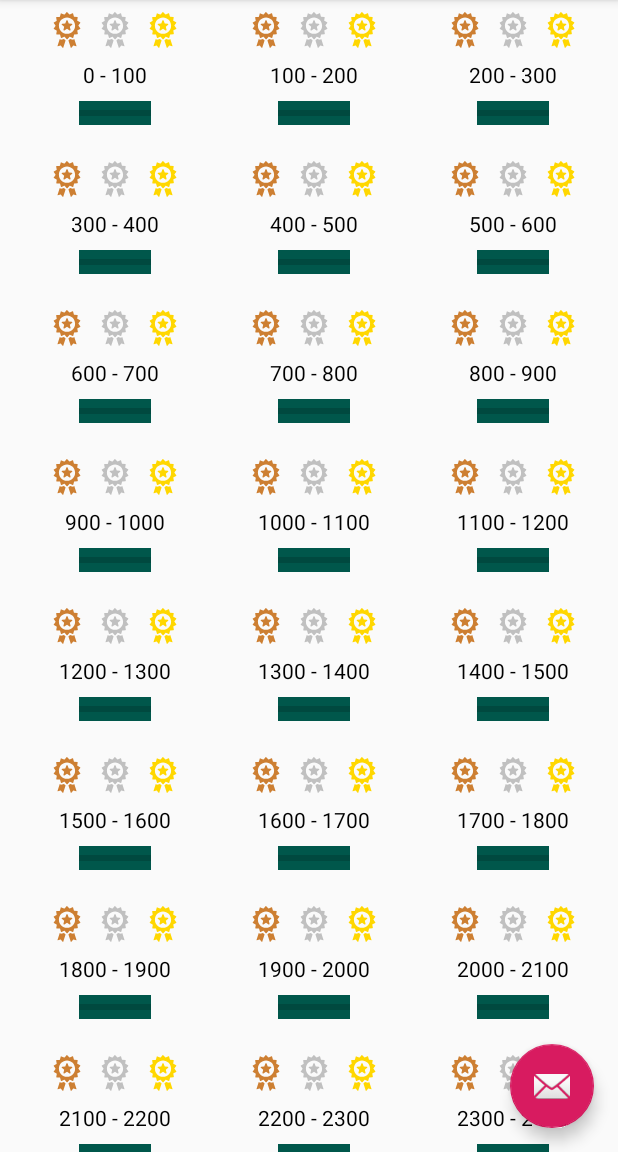
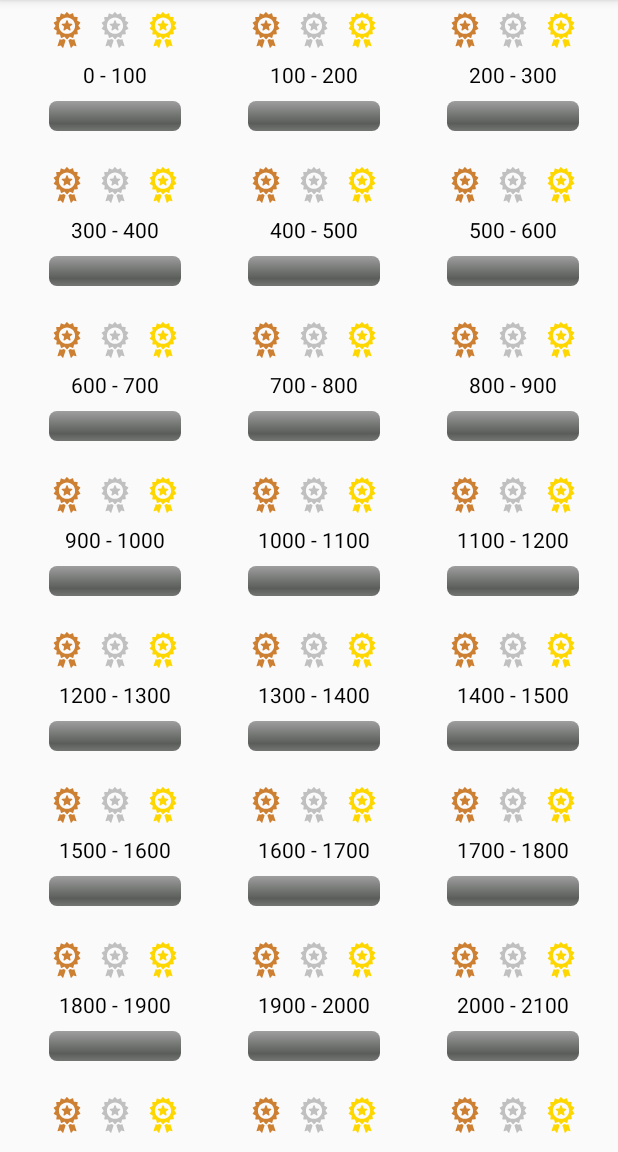
Before and after one commit to AndreyMolochko/English, an Android app: the screen it shows after launch (MainActivity), on a phone screen of 412 x 824 dp, the part 84-1236 px from its top. Run offline under Robolectric (Android 15) with nearby library versions, the phone set to English and light mode, and no system bars; our stand-ins replace ButterKnife.

Commit message:
addition styles

```diff
--- a/app/src/main/res/layout/app_bar_main.xml
+++ b/app/src/main/res/layout/app_bar_main.xml
@@ -22,12 +22,4 @@
 
     <include layout="@layout/content_main" />
 
-    <com.google.android.material.floatingactionbutton.FloatingActionButton
-        android:id="@+id/fab"
-        android:layout_width="wrap_content"
-        android:layout_height="wrap_content"
-        android:layout_gravity="bottom|end"
-        android:layout_margin="@dimen/fab_margin"
-        app:srcCompat="@android:drawable/ic_dialog_email" />
-
 </androidx.coordinatorlayout.widget.CoordinatorLayout>
--- a/app/src/main/res/layout/top_words_item_grid_view.xml
+++ b/app/src/main/res/layout/top_words_item_grid_view.xml
@@ -1,64 +1,63 @@
 <?xml version="1.0" encoding="utf-8"?>
 <androidx.constraintlayout.widget.ConstraintLayout xmlns:android="http://schemas.android.com/apk/res/android"
     xmlns:app="http://schemas.android.com/apk/res-auto"
+    android:layout_width="match_parent"
+    android:layout_height="match_parent"
     xmlns:tools="http://schemas.android.com/tools"
-    android:orientation="vertical"
-    android:layout_width="match_parent"
-    android:layout_height="match_parent">
+    android:orientation="vertical">
 
     <ImageView
         android:id="@+id/item_grid_view_bronze_medal_image_view"
-        android:layout_width="wrap_content"
-        android:layout_height="wrap_content"
-        android:layout_marginTop="8dp"
+        style="@style/StyleMedalImageView"
+        android:layout_marginTop="@dimen/top_normal_margin"
         android:tint="@color/colorBronze"
         app:layout_constraintStart_toStartOf="parent"
-        app:layout_constraintTop_toTopOf="parent"
-        app:srcCompat="@drawable/ic_medal" />
+        app:layout_constraintTop_toTopOf="parent" />
 
     <ImageView
         android:id="@+id/item_grid_view_silver_medal_image_view"
-        android:layout_width="wrap_content"
-        android:layout_height="wrap_content"
-        android:layout_marginStart="8dp"
-        android:layout_marginTop="8dp"
+        style="@style/StyleMedalImageView"
+        android:layout_marginStart="@dimen/left_half_margin"
+        android:layout_marginTop="@dimen/top_normal_margin"
         android:tint="@color/colorSilver"
         app:layout_constraintStart_toEndOf="@id/item_grid_view_bronze_medal_image_view"
-        app:layout_constraintTop_toTopOf="parent"
-        app:srcCompat="@drawable/ic_medal" />
+        app:layout_constraintTop_toTopOf="parent" />
 
     <ImageView
         android:id="@+id/item_grid_view_gold_medal_image_view"
-        android:layout_width="wrap_content"
-        android:layout_height="wrap_content"
-        android:layout_marginStart="8dp"
-        android:layout_marginTop="8dp"
+        style="@style/StyleMedalImageView"
+        android:layout_marginStart="@dimen/left_half_margin"
+        android:layout_marginTop="@dimen/top_normal_margin"
         android:tint="@color/colorGold"
         app:layout_constraintStart_toEndOf="@id/item_grid_view_silver_medal_image_view"
-        app:layout_constraintTop_toTopOf="parent"
-        app:srcCompat="@drawable/ic_medal" />
+        app:layout_constraintTop_toTopOf="parent" />
 
     <TextView
         android:id="@+id/item_grid_view_name_text_view"
-        android:layout_width="wrap_content"
-        android:layout_height="wrap_content"
-        android:layout_marginTop="8dp"
+        style="@style/StyleTopWordsTextView"
+        android:layout_marginTop="@dimen/top_normal_margin"
         android:textColor="@color/colorBlack"
-        android:textSize="14sp"
         app:layout_constraintEnd_toEndOf="@+id/item_grid_view_gold_medal_image_view"
         app:layout_constraintStart_toStartOf="@+id/item_grid_view_bronze_medal_image_view"
         app:layout_constraintTop_toBottomOf="@id/item_grid_view_bronze_medal_image_view" />
 
     <ProgressBar
-        style="@style/Base.Widget.AppCompat.ProgressBar.Horizontal"
-        android:layout_width="wrap_content"
+        android:id="@+id/item_grid_view_progress_bar"
+        style="@android:style/Widget.ProgressBar.Horizontal"
+        android:layout_width="0dp"
         android:layout_height="wrap_content"
-        android:layout_marginEnd="8dp"
-        android:layout_marginStart="8dp"
-        android:layout_marginTop="8dp"
-        android:background="@color/colorPrimaryDark"
+        android:layout_marginTop="@dimen/top_normal_margin"
+        android:max="100"
         app:layout_constraintEnd_toEndOf="@+id/item_grid_view_gold_medal_image_view"
         app:layout_constraintStart_toStartOf="@+id/item_grid_view_bronze_medal_image_view"
         app:layout_constraintTop_toBottomOf="@+id/item_grid_view_name_text_view" />
 
+    <TextView
+        android:id="@+id/item_grid_view_value_progress_text_view"
+        style="@style/StylePercentsProgressTextView"
+        app:layout_constraintBottom_toBottomOf="@+id/item_grid_view_progress_bar"
+        app:layout_constraintEnd_toEndOf="@+id/item_grid_view_progress_bar"
+        app:layout_constraintStart_toStartOf="@+id/item_grid_view_progress_bar"
+        app:layout_constraintTop_toTopOf="@+id/item_grid_view_progress_bar" />
+
 </androidx.constraintlayout.widget.ConstraintLayout>
--- a/app/src/main/res/values/colors.xml
+++ b/app/src/main/res/values/colors.xml
@@ -7,4 +7,5 @@
     <color name="colorSilver">#C0C0C0</color>
     <color name="colorGold">#FFD700</color>
     <color name="colorBlack">#000000</color>
+    <color name="colorWhite">#FFFFFF</color>
 </resources>
--- a/app/src/main/res/values/dimens.xml
+++ b/app/src/main/res/values/dimens.xml
@@ -5,4 +5,15 @@
     <dimen name="nav_header_vertical_spacing">8dp</dimen>
     <dimen name="nav_header_height">176dp</dimen>
     <dimen name="fab_margin">16dp</dimen>
+
+    <!--margins-->
+    <dimen name="left_normal_margin">16dp</dimen>
+    <dimen name="right_normal_margin">16dp</dimen>
+    <dimen name="left_half_margin">8dp</dimen>
+    <dimen name="right_half_margin">8dp</dimen>
+    <dimen name="top_normal_margin">8dp</dimen>
+
+    <!--font sizes-->
+    <dimen name="title_top_words">14sp</dimen>
+
 </resources>
--- a/app/src/main/res/values/styles.xml
+++ b/app/src/main/res/values/styles.xml
@@ -17,5 +17,22 @@
 
     <style name="AppTheme.PopupOverlay" parent="ThemeOverlay.AppCompat.Light" />
 
+    <style name="StyleMedalImageView">
+        <item name="android:layout_height">wrap_content</item>
+        <item name="android:layout_width">wrap_content</item>
+        <item name="srcCompat">@drawable/ic_medal</item>
+    </style>
+
+    <style name="StyleTopWordsTextView">
+        <item name="android:layout_height">wrap_content</item>
+        <item name="android:layout_width">wrap_content</item>
+        <item name="android:textSize">@dimen/title_top_words</item>
+    </style>
+
+    <style name="StylePercentsProgressTextView">
+        <item name="android:layout_height">wrap_content</item>
+        <item name="android:layout_width">wrap_content</item>
+        <item name="android:textColor">@color/colorBlack</item>
+    </style>
 
 </resources>
```
